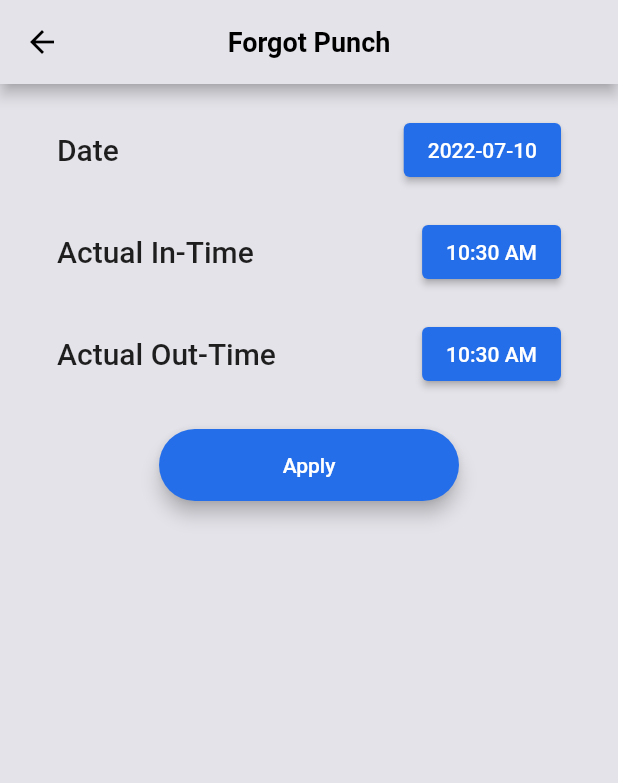
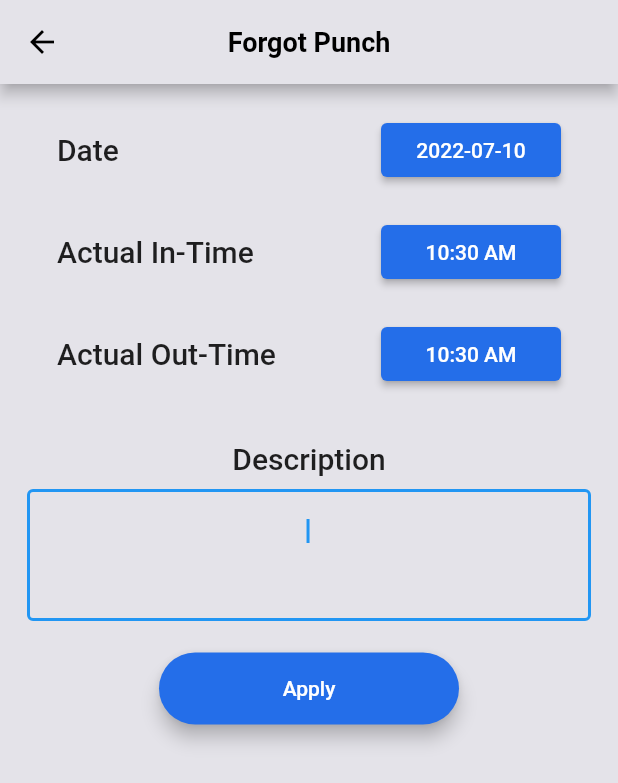
Before and after one commit to daadreyaa/rane-attendance-app, a Flutter app: the ForgotPunch screen opened by its route, on a phone screen of 412 x 824 dp. Shown: the top 783 px of the screen. Run offline on Flutter 3.47's test engine with Material 2 defaults, Android fonts, the phone set to English and light mode, and no system bars; our stand-ins replace auto_size_text, flutter_holo_date_picker, font_awesome_flutter, google_fonts, month_picker_dialog, toggle_switch; missing offline and left inert: horizontal_center_date_picker.

Commit message:
minor changes

```diff
--- a/lib/main.dart
+++ b/lib/main.dart
@@ -29,7 +29,7 @@ class MyApp extends StatelessWidget {
         GlobalMaterialLocalizations.delegate,
         GlobalWidgetsLocalizations.delegate,
       ],
-      initialRoute: HomeScreen.id,
+      initialRoute: OvertimeScreen.id,
       routes: {
         LoginPage.id: (context) => const LoginPage(),
         HomeScreen.id: (context) => const HomeScreen(),
@@ -39,7 +39,7 @@ class MyApp extends StatelessWidget {
         CompPage.id: (context) => const CompPage(),
         OvertimeScreen.id: (context) => const OvertimeScreen(),
         OvertimeDetailsScreen.id: (context) => const OvertimeDetailsScreen(),
-        ShiftChangePage.id:(context) => const ShiftChangePage(),
+        ShiftChangePage.id: (context) => const ShiftChangePage(),
       },
     );
   }
--- a/lib/screens/forgot_punch.dart
+++ b/lib/screens/forgot_punch.dart
@@ -25,21 +25,19 @@ class _ForgotPunchState extends State<ForgotPunch> {
   TimeOfDay? inTime = TimeOfDay.now();
   TimeOfDay? outTime = TimeOfDay.now();
 
+  String? description = '';
+
   @override
   Widget build(BuildContext context) {
     return Scaffold(
-
-       backgroundColor: kBackgroundColor,
+      backgroundColor: kBackgroundColor,
       appBar: AppBar(
-        title: Text(
-          'Forgot Punch',
-          style: kHeadingText
-        ),
+        title: Text('Forgot Punch', style: kHeadingText),
         centerTitle: true,
         backgroundColor: kAppbarTextColor,
         foregroundColor: Colors.black,
       ),
-      body: Center(
+      body: SingleChildScrollView(
         child: Column(
           children: [
             Padding(
@@ -49,7 +47,10 @@ class _ForgotPunchState extends State<ForgotPunch> {
                 children: [
                   Text("Date", style: kPrimaryText),
                   ElevatedButton(
-                     style: ElevatedButton.styleFrom(primary: kRoyaleBlue),
+                    style: ElevatedButton.styleFrom(
+                      primary: kRoyaleBlue,
+                      fixedSize: const Size(120, 30),
+                    ),
                     child: Text(formatter.format(startDate!)),
                     onPressed: () async {
                       startDate = await DatePicker.showSimpleDatePicker(
@@ -74,7 +75,10 @@ class _ForgotPunchState extends State<ForgotPunch> {
                 children: [
                   Text("Actual In-Time", style: kPrimaryText),
                   ElevatedButton(
-                     style: ElevatedButton.styleFrom(primary: kRoyaleBlue),
+                    style: ElevatedButton.styleFrom(
+                      primary: kRoyaleBlue,
+                      fixedSize: const Size(120, 30),
+                    ),
                     child: Text(inTime!.format(context)),
                     onPressed: () async {
                       inTime = await showTimePicker(
@@ -94,7 +98,10 @@ class _ForgotPunchState extends State<ForgotPunch> {
                 children: [
                   Text("Actual Out-Time", style: kPrimaryText),
                   ElevatedButton(
-                    style: ElevatedButton.styleFrom(primary: kRoyaleBlue),
+                    style: ElevatedButton.styleFrom(
+                      primary: kRoyaleBlue,
+                      fixedSize: const Size(120, 30),
+                    ),
                     child: Text(outTime!.format(context)),
                     onPressed: () async {
                       outTime = await showTimePicker(
@@ -107,6 +114,37 @@ class _ForgotPunchState extends State<ForgotPunch> {
                 ],
               ),
             ),
+            const SizedBox(
+              height: 20.0,
+            ),
+            Padding(
+              padding: const EdgeInsets.all(4.0),
+              child: Text(
+                'Description',
+                textAlign: TextAlign.center,
+                style: kPrimaryText,
+              ),
+            ),
+            Padding(
+              padding: const EdgeInsets.symmetric(horizontal: 18.0, vertical: 5.0),
+              child: TextField(
+                textAlign: TextAlign.center,
+                maxLines: 3,
+                decoration: const InputDecoration(
+                  enabledBorder: OutlineInputBorder(
+                    borderSide: BorderSide(color: Colors.grey, width: 1.0),
+                  ),
+                  border: OutlineInputBorder(),
+                ),
+                autofocus: true,
+                style: GoogleFonts.lexendDeca(
+                  textStyle: const TextStyle(fontSize: 14.0),
+                ),
+                onChanged: (newText) {
+                  description = newText;
+                },
+              ),
+            ),
             RoundedButton(title: 'Apply', color: kRoyaleBlue, onPressed: () {}),
           ],
         ),
--- a/lib/screens/home_screen.dart
+++ b/lib/screens/home_screen.dart
@@ -26,11 +26,10 @@ class _HomeScreenState extends State<HomeScreen> {
         title: Text(
           'Welcome',
           style: GoogleFonts.lexendDeca(
-            textStyle: const TextStyle(fontSize: 20.0, fontWeight: FontWeight.w700, color: Colors.black
-            ),
+            textStyle: const TextStyle(fontSize: 20.0, fontWeight: FontWeight.w700, color: Colors.black),
           ),
         ),
-    backgroundColor: kAppbarTextColor,
+        backgroundColor: kAppbarTextColor,
       ),
       body: Center(
         child: Column(
--- a/lib/screens/overtime_details_screen.dart
+++ b/lib/screens/overtime_details_screen.dart
@@ -1,6 +1,5 @@
 import 'package:flutter/material.dart';
 import 'package:google_fonts/google_fonts.dart';
-import 'package:rane_mobile_app/components/constants.dart';
 import 'package:rane_mobile_app/components/rounded_button.dart';
 
 class OvertimeDetailsScreen extends StatefulWidget {
--- a/lib/screens/overtime_screen.dart
+++ b/lib/screens/overtime_screen.dart
@@ -68,7 +68,7 @@ class _OvertimeScreenState extends State<OvertimeScreen> {
                     ),
                   ),
                 ),
-                decoration: kBoxDecoration.copyWith(color: Colors.white),
+                // decoration: kBoxDecoration.copyWith(color: Colors.white),
               ),
             ),
             const Padding(
```
Also changed, not shown: lib/screens/leave_screen.dart (+28 -30 lines), lib/screens/shift_change_screen.dart (+45 -4 lines), 1 other file.
